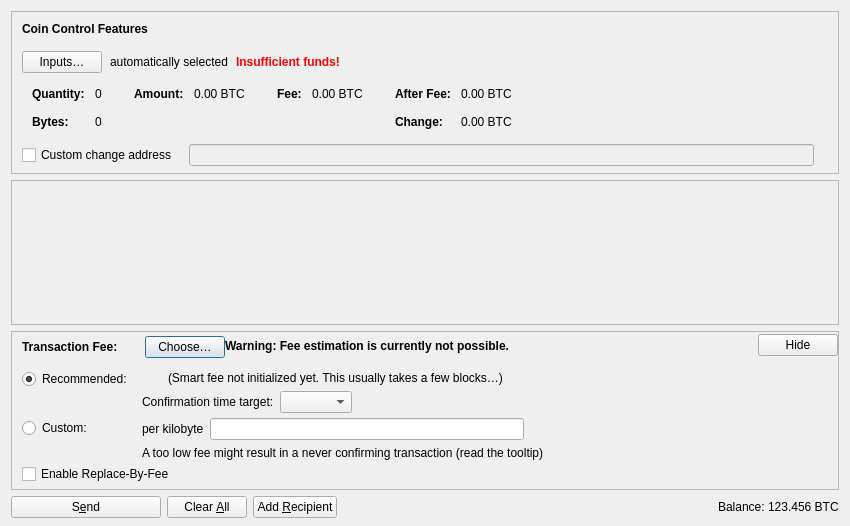
Above: src/qt/forms/sendcoinsdialog.ui from AurumCoinOrg/AurumCoin before the change. Below: the same form after it.
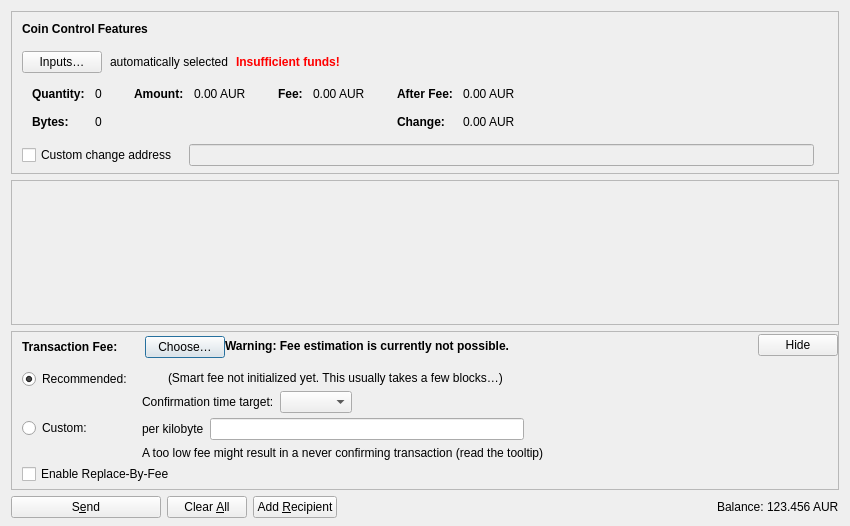
That is the form after the change. Icons and pictures are not drawn. Custom widgets are drawn as their Qt base class.

Patch:
```diff
--- a/src/qt/forms/sendcoinsdialog.ui
+++ b/src/qt/forms/sendcoinsdialog.ui
@@ -327,7 +327,7 @@
                   <enum>Qt::ActionsContextMenu</enum>
                  </property>
                  <property name="text">
-                  <string notr="true">0.00 BTC</string>
+                  <string notr="true">0.00 AUR</string>
                  </property>
                  <property name="textInteractionFlags">
                   <set>Qt::LinksAccessibleByMouse|Qt::TextSelectableByKeyboard|Qt::TextSelectableByMouse</set>
@@ -378,7 +378,7 @@
                   <enum>Qt::ActionsContextMenu</enum>
                  </property>
                  <property name="text">
-                  <string notr="true">0.00 BTC</string>
+                  <string notr="true">0.00 AUR</string>
                  </property>
                  <property name="textInteractionFlags">
                   <set>Qt::LinksAccessibleByMouse|Qt::TextSelectableByKeyboard|Qt::TextSelectableByMouse</set>
@@ -432,7 +432,7 @@
                   <enum>Qt::ActionsContextMenu</enum>
                  </property>
                  <property name="text">
-                  <string notr="true">0.00 BTC</string>
+                  <string notr="true">0.00 AUR</string>
                  </property>
                  <property name="textInteractionFlags">
                   <set>Qt::LinksAccessibleByMouse|Qt::TextSelectableByKeyboard|Qt::TextSelectableByMouse</set>
@@ -461,7 +461,7 @@
                   <enum>Qt::ActionsContextMenu</enum>
                  </property>
                  <property name="text">
-                  <string notr="true">0.00 BTC</string>
+                  <string notr="true">0.00 AUR</string>
                  </property>
                  <property name="textInteractionFlags">
                   <set>Qt::LinksAccessibleByMouse|Qt::TextSelectableByKeyboard|Qt::TextSelectableByMouse</set>
@@ -1191,7 +1191,7 @@
           <cursorShape>IBeamCursor</cursorShape>
          </property>
          <property name="text">
-          <string notr="true">123.456 BTC</string>
+          <string notr="true">123.456 AUR</string>
          </property>
          <property name="textInteractionFlags">
           <set>Qt::LinksAccessibleByMouse|Qt::TextSelectableByKeyboard|Qt::TextSelectableByMouse</set>
```
